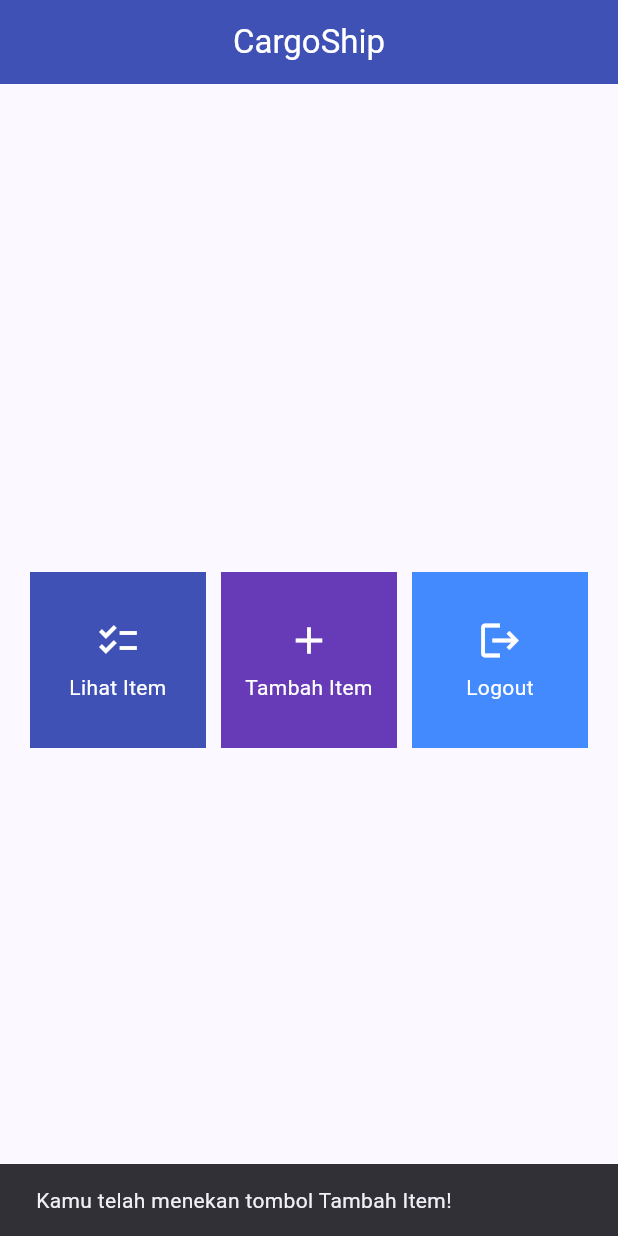
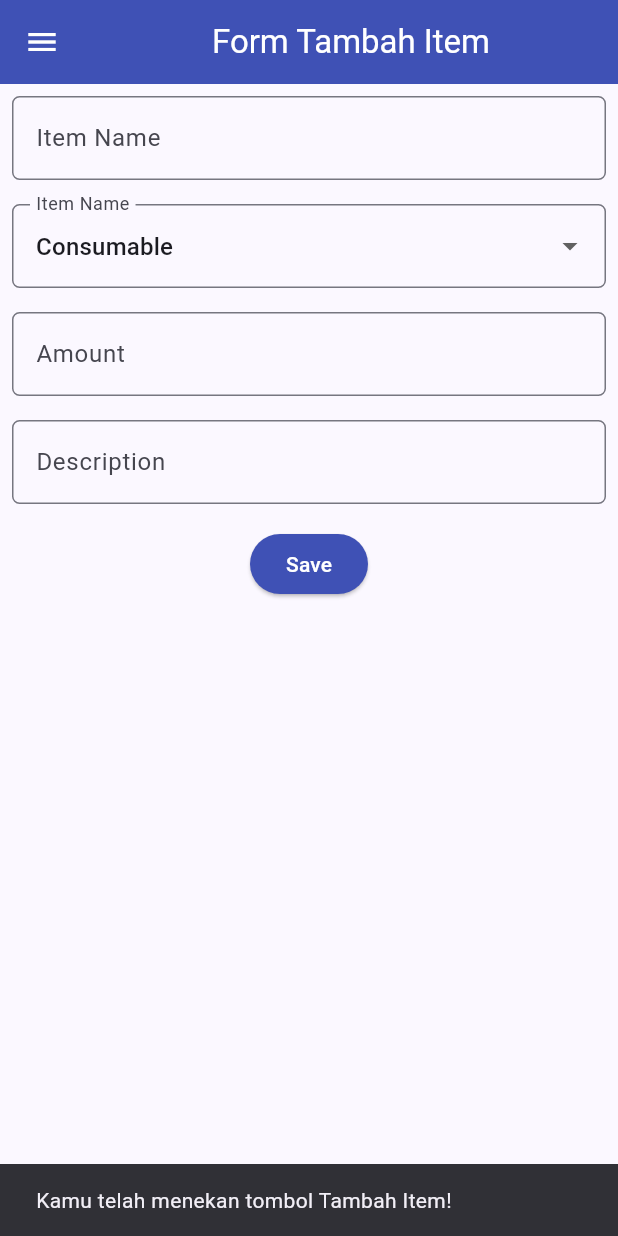
Before and after one commit to FarrellMuhammadHanau/cargoship-mobile, a Flutter app: the screen it shows after launch, after a tap on "Tambah Item", on a phone screen of 412 x 824 dp. Run offline on Flutter 3.47's test engine with Material 2 defaults, Android fonts, the phone set to English and light mode, and no system bars.

Commit message:
Finished Tugas 8

```diff
--- a/lib/main.dart
+++ b/lib/main.dart
@@ -1,5 +1,5 @@
 import 'package:flutter/material.dart';
-import 'package:cargoship/menu.dart';
+import 'package:cargoship/screens/menu.dart';
 
 void main() {
   runApp(const MyApp());
--- /dev/null
+++ b/lib/screens/itemlist_form.dart
@@ -0,0 +1,188 @@
+import 'package:flutter/material.dart';
+import 'package:cargoship/widgets/drawer.dart';
+
+class ItemFormPage extends StatefulWidget {
+  const ItemFormPage({super.key});
+
+  @override
+  State<ItemFormPage> createState() => _ItemFormPageState();
+}
+
+class _ItemFormPageState extends State<ItemFormPage> {
+  final _formKey = GlobalKey<FormState>();
+  String _name = "";
+  int _amount = 0;
+  String _category = "Consumable";
+  String _description = "";
+  List<String> categoryList = ['Consumable', 'Tools', 'Electronic', 'Fuel', 'Valuables'];
+
+  @override
+  Widget build(BuildContext context) {
+    return Scaffold(
+      appBar: AppBar(
+        title: const Center(
+          child: Text(
+            'Form Tambah Item',
+          ),
+        ),
+        backgroundColor: Colors.indigo,
+        foregroundColor: Colors.white,
+      ),
+      drawer: const CustomDrawer(),
+      body: Form(
+        key: _formKey,
+        child: SingleChildScrollView(
+          child: Column(
+            crossAxisAlignment: CrossAxisAlignment.start,
+            children: [
+              Padding(
+                padding: const EdgeInsets.all(8.0),
+                child: TextFormField(
+                  decoration: InputDecoration(
+                    hintText: "Item Name",
+                    labelText: "Item Name",
+                    border: OutlineInputBorder(
+                      borderRadius: BorderRadius.circular(5.0),
+                    ),
+                  ),
+                  onChanged: (String? value) {
+                    setState(() {
+                      _name = value!;
+                    });
+                  },
+                  validator: (String? value) {
+                    if (value == null || value.isEmpty) {
+                      return "Name not valid!";
+                    }
+                    return null;
+                  },
+                ),
+              ),
+              Padding(
+                padding: const EdgeInsets.all(8.0),
+                child: DropdownButtonFormField<String>(
+                  value: _category,
+                  decoration: InputDecoration(
+                    hintText: "Item Name",
+                    labelText: "Item Name",
+                    border: OutlineInputBorder(
+                      borderRadius: BorderRadius.circular(5.0),
+                    ),
+                  ),
+                  onChanged: (String? value) {
+                    setState(() {
+                      _category = value!;
+                    });
+                  },
+                  items: categoryList.map((String category) {
+                    return DropdownMenuItem<String>(
+                      value: category,
+                      child: Text(category),
+                    );
+                  }).toList(),
+                ),
+              ),
+              Padding(
+                padding: const EdgeInsets.all(8.0),
+                child: TextFormField(
+                  decoration: InputDecoration(
+                    hintText: "Amount",
+                    labelText: "Amount",
+                    border: OutlineInputBorder(
+                      borderRadius: BorderRadius.circular(5.0),
+                    ),
+                  ),
+                  onChanged: (String? value) {
+                    setState(() {
+                      _amount = int.parse(value!);
+                    });
+                  },
+                  validator: (String? value) {
+                    if (value == null || value.isEmpty) {
+                      return "Amount not valid!";
+                    }
+                    if (int.tryParse(value) == null) {
+                      return "Amount must be an integer!";
+                    }
+                    return null;
+                  },
+                ),
+              ),
+              Padding(
+                padding: const EdgeInsets.all(8.0),
+                child: TextFormField(
+                  decoration: InputDecoration(
+                    hintText: "Description",
+                    labelText: "Description",
+                    border: OutlineInputBorder(
+                      borderRadius: BorderRadius.circular(5.0),
+                    ),
+                  ),
+                  onChanged: (String? value) {
+                    setState(() {
+                      _description = value!;
+                    });
+                  },
+                  validator: (String? value) {
+                    if (value == null || value.isEmpty) {
+                      return "Description not valid!";
+                    }
+                    return null;
+                  },
+                ),
+              ),
+              Align(
+                alignment: Alignment.bottomCenter,
+                child: Padding(
+                  padding: const EdgeInsets.all(8.0),
+                  child: ElevatedButton(
+                    style: ButtonStyle(
+                      backgroundColor:
+                          MaterialStateProperty.all(Colors.indigo),
+                    ),
+                    onPressed: () {
+                      if (_formKey.currentState!.validate()) {
+                        showDialog(
+                          context: context,
+                          builder: (context) {
+                            return AlertDialog(
+                              title: const Text('Item Saved'),
+                              content: SingleChildScrollView(
+                                child: Column(
+                                  crossAxisAlignment:
+                                      CrossAxisAlignment.start,
+                                  children: [
+                                    Text('Name: $_name'),
+                                    Text('Amount: $_amount'),
+                                    Text('Description: $_description'),
+                                  ],
+                                ),
+                              ),
+                              actions: [
+                                TextButton(
+                                  child: const Text('OK'),
+                                  onPressed: () {
+                                    Navigator.pop(context);
+                                    Navigator.pop(context);
+                                  },
+                                ),
+                              ],
+                            );
+                          },
+                        );
+                      }
+                    },
+                    child: const Text(
+                      "Save",
+                      style: TextStyle(color: Colors.white),
+                    ),
+                  ),
+                ),
+              ),
+            ]
+          ),
+        ),
+      ),
+    );
+  }
+}
--- a/lib/menu.dart
+++ b/lib/screens/menu.dart
@@ -1,3 +1,5 @@
+import 'package:cargoship/screens/itemlist_form.dart';
+import 'package:cargoship/widgets/drawer.dart';
 import 'package:flutter/material.dart';
 
 class Item {
@@ -19,6 +21,9 @@ class ItemCard extends StatelessWidget {
       child: InkWell (
         onTap: () {
           ScaffoldMessenger.of(context)..hideCurrentSnackBar()..showSnackBar(SnackBar(content: Text("Kamu telah menekan tombol ${item.name}!")));
+          if (item.name == "Tambah Item") {
+            Navigator.push(context, MaterialPageRoute(builder: (context) => const ItemFormPage()));
+          }
         },
         child: Container(
           padding: const EdgeInsets.all(5),
@@ -68,9 +73,9 @@ class MyHomePage extends StatelessWidget {
   Widget build(BuildContext context){
     return Scaffold(
       appBar: AppBar(
-        title: Text(
+        title: const Text(
           "CargoShip",
-          style: const TextStyle(color: Colors.white),
+          style: TextStyle(color: Colors.white),
         ),
         centerTitle: true,
         backgroundColor: Colors.indigo,
@@ -88,6 +93,7 @@ class MyHomePage extends StatelessWidget {
           }).toList(),
         ),
       ),
+      drawer: const CustomDrawer(),
     );
   }
 }
--- /dev/null
+++ b/lib/widgets/drawer.dart
@@ -0,0 +1,48 @@
+import 'package:flutter/material.dart';
+import 'package:cargoship/screens/itemlist_form.dart';
+import 'package:cargoship/screens/menu.dart';
+
+class CustomDrawer extends StatelessWidget {
+  const CustomDrawer({super.key});
+
+  @override
+  Widget build(BuildContext context) {
+    return Drawer(
+      child: ListView(
+        children: [
+          const DrawerHeader(
+            decoration: BoxDecoration(
+              color: Colors.indigo,
+            ),
+
+            child: Text(
+                  'Cargoship',
+                  textAlign: TextAlign.center,
+                  style: TextStyle(
+                    fontSize: 30,
+                    fontWeight: FontWeight.bold,
+                    color: Colors.white,
+                  ),
+                ),
+          ),
+          ListTile(
+            leading: const Icon(Icons.home_outlined),
+            title: const Text('Halaman Utama'),
+            // Bagian redirection ke MyHomePage
+            onTap: () {
+              Navigator.pushReplacement(context,MaterialPageRoute(builder: (context) => MyHomePage(),));
+            },
+          ),
+          ListTile(
+            leading: const Icon(Icons.add_shopping_cart),
+            title: const Text('Tambah Item'),
+            // Bagian redirection ke ShopFormPage
+            onTap: () {
+              Navigator.push(context, MaterialPageRoute(builder: (context) => const ItemFormPage()));
+            },
+          ),
+        ],
+      ),
+    );
+  }
+}
```
Also changed, not shown: 1 other file.
